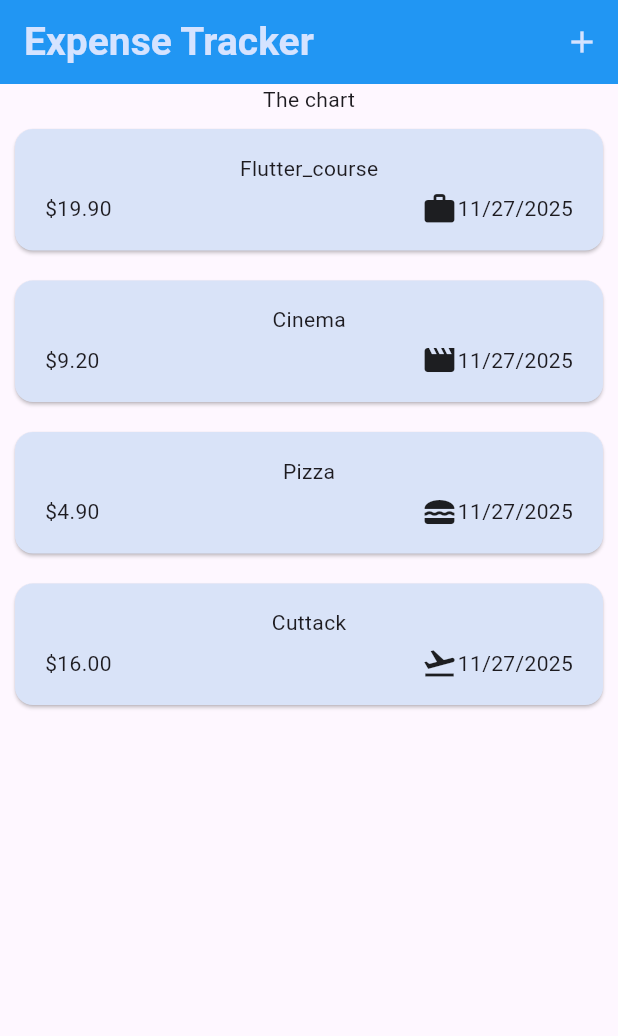
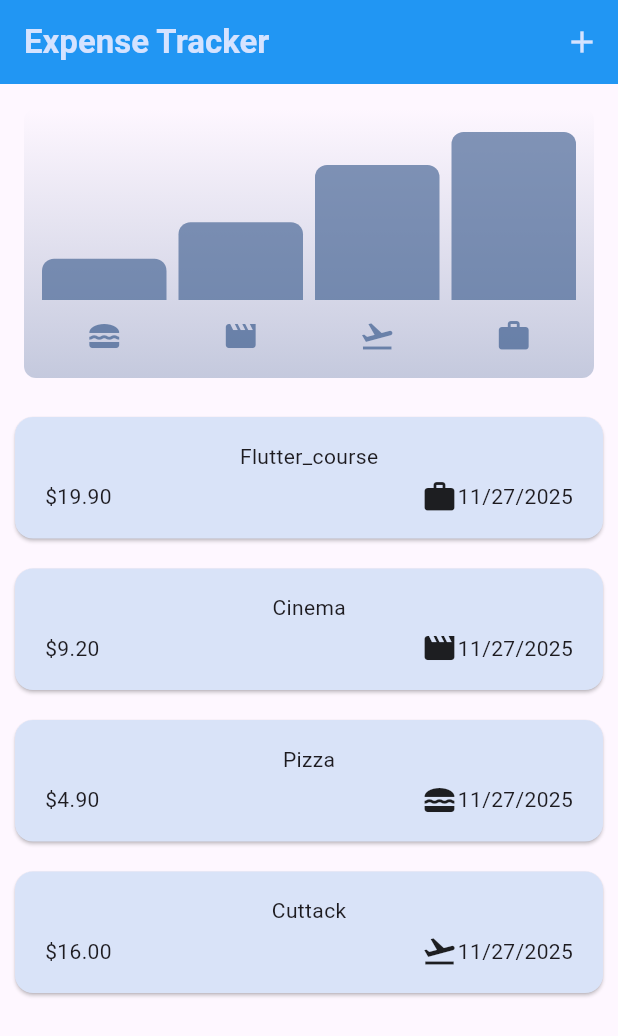
Before and after one commit to theDeveloper7-stack/App-Development, a Flutter app: the screen it shows after launch, on a phone screen of 412 x 824 dp. Shown: the top 1036 px of the screen. Run offline on Flutter 3.47's test engine with Material 3 defaults, Android fonts, the phone set to English and light mode, and no system bars.

Commit message:
added chart bar and completed

```diff
--- a/lib/main.dart
+++ b/lib/main.dart
@@ -4,6 +4,10 @@
 void main() {
   runApp(
     MaterialApp(
+      darkTheme: ThemeData.dark().copyWith(
+        useMaterial3: true,
+        colorScheme: kDarkColorScheme,
+      ),
       theme: ThemeData().copyWith(
         useMaterial3: true,
         colorScheme: kColorScheme,
@@ -20,17 +24,13 @@
               backgroundColor: kColorScheme.primaryContainer,
             ),
           ),
-          textTheme: ThemeData().textTheme.copyWith(
-            titleLarge: TextStyle(
-              fontWeight: FontWeight.bold,
-              color: kColorScheme.onSecondaryContainer,
-              fontSize: 26,
-              ),
-          ),
         ),
+        themeMode: ThemeMode.system,
         home: Expenses(),
     ),
   );
 }
 
 var kColorScheme = ColorScheme.fromSeed(seedColor: Color.fromARGB(255, 61, 136, 233),);
+
+var kDarkColorScheme = ColorScheme.fromSeed(seedColor: Color.fromARGB(255, 105, 8, 184),);
--- a/lib/models/expense.dart
+++ b/lib/models/expense.dart
@@ -33,3 +33,22 @@
     return formater.format(date);
   }
 }
+
+class ExpenseBucket {
+  const ExpenseBucket({required this.category, required this.expenses});
+
+  ExpenseBucket.forCategory(List<Expense> allExpenses, this.category)
+  : expenses = allExpenses.where((expense) => expense.category == category).toList();
+
+  final Category category;
+  final List<Expense> expenses;
+
+  double get totalExpenses {
+    double sum = 0;
+
+    for (final expense in expenses) {
+      sum += expense.amount;
+    }
+    return sum;
+  }
+}
--- /dev/null
+++ b/lib/widgets/charts/chart.dart
@@ -0,0 +1,94 @@
+import 'package:flutter/material.dart';
+import 'package:expense_tracker_app/widgets/charts/chart_bar.dart';
+import 'package:expense_tracker_app/models/expense.dart';
+
+class Chart extends StatelessWidget {
+  const Chart({super.key, required this.expenses});
+
+  final List<Expense> expenses;
+
+  List<ExpenseBucket> get buckets {
+    return [
+      ExpenseBucket.forCategory(expenses, Category.food),
+      ExpenseBucket.forCategory(expenses, Category.leisure),
+      ExpenseBucket.forCategory(expenses, Category.travel),
+      ExpenseBucket.forCategory(expenses, Category.work),
+    ];
+  }
+
+  double get maxTotalExpense {
+    double maxTotalExpense = 0;
+
+    for (final bucket in buckets) {
+      if (bucket.totalExpenses > maxTotalExpense) {
+        maxTotalExpense = bucket.totalExpenses;
+      }
+    }
+
+    return maxTotalExpense;
+  }
+
+  @override
+  Widget build(BuildContext context) {
+    final isDarkMode =
+        MediaQuery.of(context).platformBrightness == Brightness.dark;
+    return Container(
+      margin: const EdgeInsets.all(16),
+      padding: const EdgeInsets.symmetric(
+        vertical: 16,
+        horizontal: 8,
+      ),
+      width: double.infinity,
+      height: 180,
+      decoration: BoxDecoration(
+        borderRadius: BorderRadius.circular(8),
+        gradient: LinearGradient(
+          colors: [
+            Theme.of(context).colorScheme.primary.withOpacity(0.3),
+            Theme.of(context).colorScheme.primary.withOpacity(0.0)
+          ],
+          begin: Alignment.bottomCenter,
+          end: Alignment.topCenter,
+        ),
+      ),
+      child: Column(
+        children: [
+          Expanded(
+            child: Row(
+              crossAxisAlignment: CrossAxisAlignment.end,
+              children: [
+                for (final bucket in buckets) // alternative to map()
+                  ChartBar(
+                    fill: bucket.totalExpenses == 0
+                        ? 0
+                        : bucket.totalExpenses / maxTotalExpense,
+                  )
+              ],
+            ),
+          ),
+          const SizedBox(height: 12),
+          Row(
+            children: buckets
+                .map(
+                  (bucket) => Expanded(
+                    child: Padding(
+                      padding: const EdgeInsets.symmetric(horizontal: 4),
+                      child: Icon(
+                        categoryIcons[bucket.category],
+                        color: isDarkMode
+                            ? Theme.of(context).colorScheme.secondary
+                            : Theme.of(context)
+                                .colorScheme
+                                .primary
+                                .withOpacity(0.7),
+                      ),
+                    ),
+                  ),
+                )
+                .toList(),
+          )
+        ],
+      ),
+    );
+  }
+}
--- /dev/null
+++ b/lib/widgets/charts/chart_bar.dart
@@ -0,0 +1,34 @@
+import 'package:flutter/material.dart';
+
+class ChartBar extends StatelessWidget {
+  const ChartBar({
+    super.key,
+    required this.fill,
+  });
+
+  final double fill;
+
+  @override
+  Widget build(BuildContext context) {
+    final isDarkMode =
+        MediaQuery.of(context).platformBrightness == Brightness.dark;
+    return Expanded(
+      child: Padding(
+        padding: const EdgeInsets.symmetric(horizontal: 4),
+        child: FractionallySizedBox(
+          heightFactor: fill,
+          child: DecoratedBox(
+            decoration: BoxDecoration(
+              shape: BoxShape.rectangle,
+              borderRadius:
+                  const BorderRadius.vertical(top: Radius.circular(8)),
+              color: isDarkMode
+                  ? Theme.of(context).colorScheme.secondary
+                  : Theme.of(context).colorScheme.primary.withOpacity(0.65),
+            ),
+          ),
+        ),
+      ),
+    );
+  }
+}
--- a/lib/widgets/expenses.dart
+++ b/lib/widgets/expenses.dart
@@ -1,3 +1,4 @@
+import 'package:expense_tracker_app/widgets/charts/chart.dart';
 import 'package:expense_tracker_app/widgets/expense_list/expenses_list.dart';
 import 'package:expense_tracker_app/models/expense.dart';
 import 'package:expense_tracker_app/widgets/new_expense.dart';
@@ -110,7 +111,7 @@
       ),
       body: Column(
         children: [
-          Text('The chart'),
+          Chart(expenses: _registeredExpenses),
           Expanded(
             child: mainContent,
             // since it is a column or listView inside a column widget so we have to set
```
